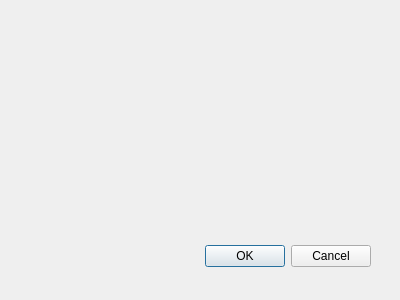
First picture: the form in source_core/ruleeditor/ui/dialogSettings.ui, repository ifontarensky/RuleEditor, before the edit.
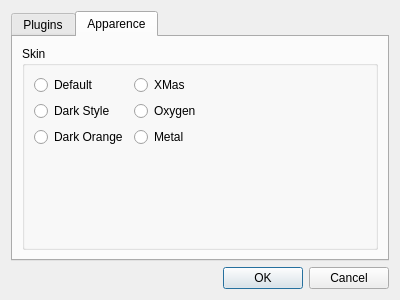
Second picture: the form after the edit.

Patch:
```diff
--- a/source_core/ruleeditor/ui/dialogSettings.ui
+++ b/source_core/ruleeditor/ui/dialogSettings.ui
@@ -15,22 +15,115 @@
   <property name="windowTitle" >
    <string>Dialog</string>
   </property>
-  <widget class="QDialogButtonBox" name="buttonBox" >
-   <property name="geometry" >
-    <rect>
-     <x>30</x>
-     <y>240</y>
-     <width>341</width>
-     <height>32</height>
-    </rect>
-   </property>
-   <property name="orientation" >
-    <enum>Qt::Horizontal</enum>
-   </property>
-   <property name="standardButtons" >
-    <set>QDialogButtonBox::Cancel|QDialogButtonBox::Ok</set>
-   </property>
-  </widget>
+  <layout class="QVBoxLayout" name="verticalLayout">
+   <item>
+    <widget class="QTabWidget" name="tabWidget">
+     <property name="currentIndex">
+      <number>1</number>
+     </property>
+     <widget class="QWidget" name="tabPlugin">
+      <attribute name="title">
+       <string>Plugins</string>
+      </attribute>
+      <layout class="QVBoxLayout" name="verticalLayout_2">
+       <item>
+        <widget class="QTreeWidget" name="treePlugin">
+         <property name="alternatingRowColors">
+          <bool>true</bool>
+         </property>
+         <attribute name="headerVisible">
+          <bool>false</bool>
+         </attribute>
+         <column>
+          <property name="text">
+           <string>check</string>
+          </property>
+         </column>
+         <column>
+          <property name="text">
+           <string>name</string>
+          </property>
+         </column>
+         <column>
+          <property name="text">
+           <string>path</string>
+          </property>
+         </column>
+        </widget>
+       </item>
+      </layout>
+     </widget>
+     <widget class="QWidget" name="tabAppareance">
+      <attribute name="title">
+       <string>Apparence</string>
+      </attribute>
+      <layout class="QVBoxLayout" name="verticalLayout_4">
+       <item>
+        <widget class="QGroupBox" name="groupBoxScheme">
+         <property name="title">
+          <string>Skin</string>
+         </property>
+         <layout class="QFormLayout" name="formLayout">
+          <item row="0" column="0">
+           <widget class="QRadioButton" name="rbSchemeDefault">
+            <property name="text">
+             <string>Default</string>
+            </property>
+           </widget>
+          </item>
+          <item row="1" column="0">
+           <widget class="QRadioButton" name="rbSchemeDarkStyle">
+            <property name="text">
+             <string>Dark Style</string>
+            </property>
+           </widget>
+          </item>
+          <item row="2" column="0">
+           <widget class="QRadioButton" name="rbSchemeDarkOrange">
+            <property name="text">
+             <string>Dark Orange</string>
+            </property>
+           </widget>
+          </item>
+          <item row="0" column="1">
+           <widget class="QRadioButton" name="rbSchemeXMas">
+            <property name="text">
+             <string>XMas</string>
+            </property>
+           </widget>
+          </item>
+          <item row="1" column="1">
+           <widget class="QRadioButton" name="rbSchemeOxygen">
+            <property name="text">
+             <string>Oxygen</string>
+            </property>
+           </widget>
+          </item>
+          <item row="2" column="1">
+           <widget class="QRadioButton" name="rbSchemeMetal">
+            <property name="text">
+             <string>Metal</string>
+            </property>
+           </widget>
+          </item>
+         </layout>
+        </widget>
+       </item>
+      </layout>
+     </widget>
+    </widget>
+   </item>
+   <item>
+    <widget class="QDialogButtonBox" name="buttonBox">
+     <property name="orientation">
+      <enum>Qt::Horizontal</enum>
+     </property>
+     <property name="standardButtons">
+      <set>QDialogButtonBox::Cancel|QDialogButtonBox::Ok</set>
+     </property>
+    </widget>
+   </item>
+  </layout>
  </widget>
  <pixmapfunction></pixmapfunction>
  <resources/>
```
Left out of the diff: 29 changed lines with no effect on the pictures.
